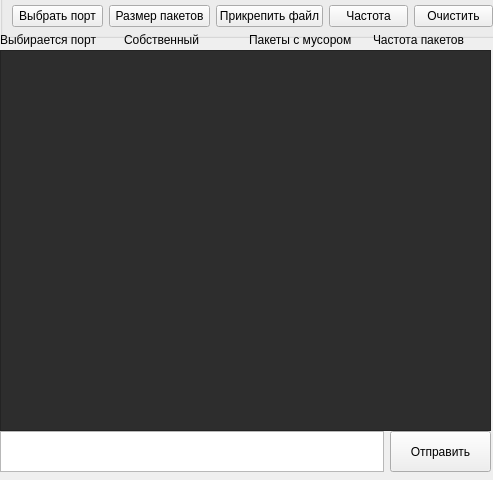
Above: Chat_UDP_Ver2/untitled1/mainwindow.ui from Achilles911/Chat_UDP_ver2 before the change. Below: the same form after it.
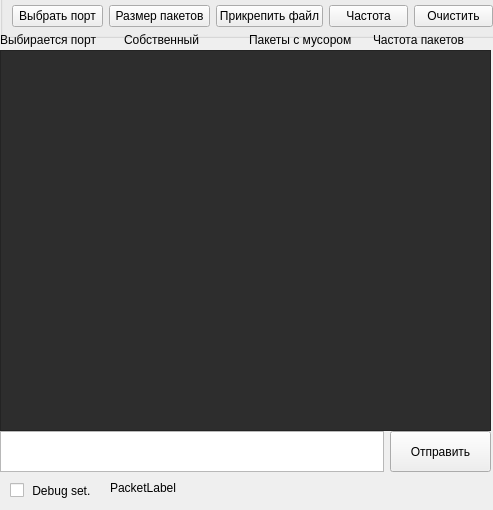
That is the form after the change.

The edit to the form file:
```diff
--- a/Chat_UDP_Ver2/untitled1/mainwindow.ui
+++ b/Chat_UDP_Ver2/untitled1/mainwindow.ui
@@ -7,7 +7,7 @@
     <x>0</x>
     <y>0</y>
     <width>493</width>
-    <height>480</height>
+    <height>510</height>
    </rect>
   </property>
   <property name="minimumSize">
@@ -232,6 +232,32 @@
      </item>
     </layout>
    </widget>
+   <widget class="QCheckBox" name="debugCheckBox">
+    <property name="geometry">
+     <rect>
+      <x>10</x>
+      <y>480</y>
+      <width>91</width>
+      <height>21</height>
+     </rect>
+    </property>
+    <property name="text">
+     <string> Debug set.</string>
+    </property>
+   </widget>
+   <widget class="QLabel" name="packetLabel">
+    <property name="geometry">
+     <rect>
+      <x>110</x>
+      <y>480</y>
+      <width>81</width>
+      <height>16</height>
+     </rect>
+    </property>
+    <property name="text">
+     <string>PacketLabel</string>
+    </property>
+   </widget>
    <zorder>layoutWidget</zorder>
    <zorder>textEdit</zorder>
    <zorder>groupBox</zorder>
```
Left out of the diff: 2 changed lines with no effect on the pictures.
